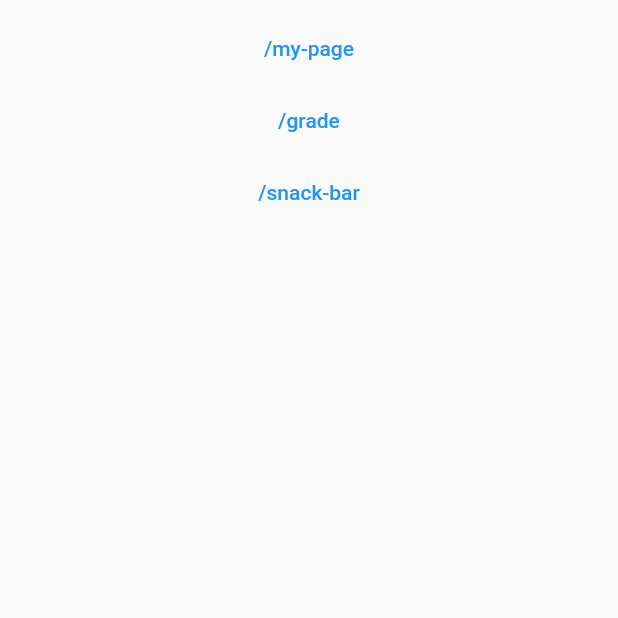
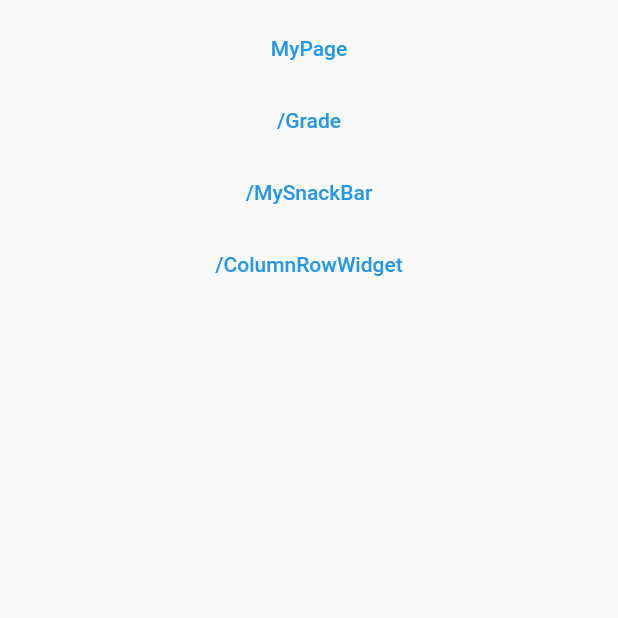
Before and after one commit to StudyForBetterLife/flutter, a Flutter app: the screen it shows after launch, on a phone screen of 412 x 824 dp, the top half of it. Run offline on Flutter 3.47's test engine with Material 2 defaults, Android fonts, the phone set to English and light mode, and no system bars; our stand-ins replace fluttertoast.

Commit message:
Column Widget, Row Widget

```diff
--- a/lib/main.dart
+++ b/lib/main.dart
@@ -1,4 +1,5 @@
 import 'package:flutter/material.dart';
+import 'package:my_flutter_app/screen/column_row_widget.dart';
 import 'package:my_flutter_app/screen/grade.dart';
 import 'package:my_flutter_app/screen/my_app.dart';
 import 'package:my_flutter_app/screen/snack_bar.dart';
@@ -36,21 +37,28 @@ class Home extends StatelessWidget {
                   Navigator.push(context,
                       MaterialPageRoute(builder: (context) => const MyPage()));
                 },
-                child: const Text("/my-page"),
+                child: const Text("MyPage"),
               ),
               TextButton(
                 onPressed: () {
                   Navigator.push(context,
                       MaterialPageRoute(builder: (context) => const Grade()));
                 },
-                child: const Text("/grade"),
+                child: const Text("/Grade"),
               ),
               TextButton(
                 onPressed: () {
                   Navigator.push(context,
                       MaterialPageRoute(builder: (context) => const MySnackBar()));
                 },
-                child: const Text("/snack-bar"),
+                child: const Text("/MySnackBar"),
+              ),
+              TextButton(
+                onPressed: () {
+                  Navigator.push(context,
+                      MaterialPageRoute(builder: (context) => const ColumnRowWidget()));
+                },
+                child: const Text("/ColumnRowWidget"),
               ),
             ],
           ),
--- a/pubspec.yaml
+++ b/pubspec.yaml
@@ -35,18 +35,18 @@ dependencies:
   # The following adds the Cupertino Icons font to your application.
   # Use with the CupertinoIcons class for iOS style icons.
   cupertino_icons: ^1.0.2
+  fluttertoast: ^8.0.8
 
 dev_dependencies:
+
   flutter_test:
     sdk: flutter
-
   # The "flutter_lints" package below contains a set of recommended lints to
   # encourage good coding practices. The lint set provided by the package is
   # activated in the `analysis_options.yaml` file located at the root of your
   # package. See that file for information about deactivating specific lint
   # rules and activating additional ones.
   flutter_lints: ^2.0.0
-  fluttertoast: ^8.0.8
 
 # For information on the generic Dart part of this file, see the
 # following page: https://dart.dev/tools/pub/pubspec
```
Also changed, not shown: lib/screen/column_row_widget.dart (added, +50 -0 lines), pubspec.lock.
